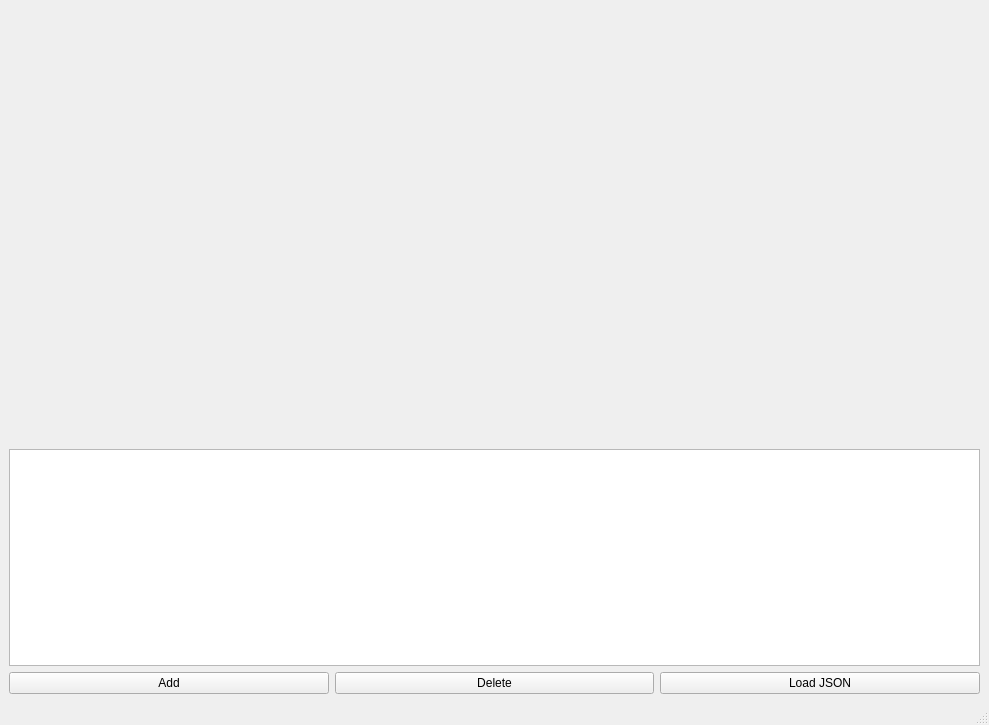
This is mainwindow.ui in migel1976/test_xpol as Qt 5 draws it before an edit. The edited form follows.
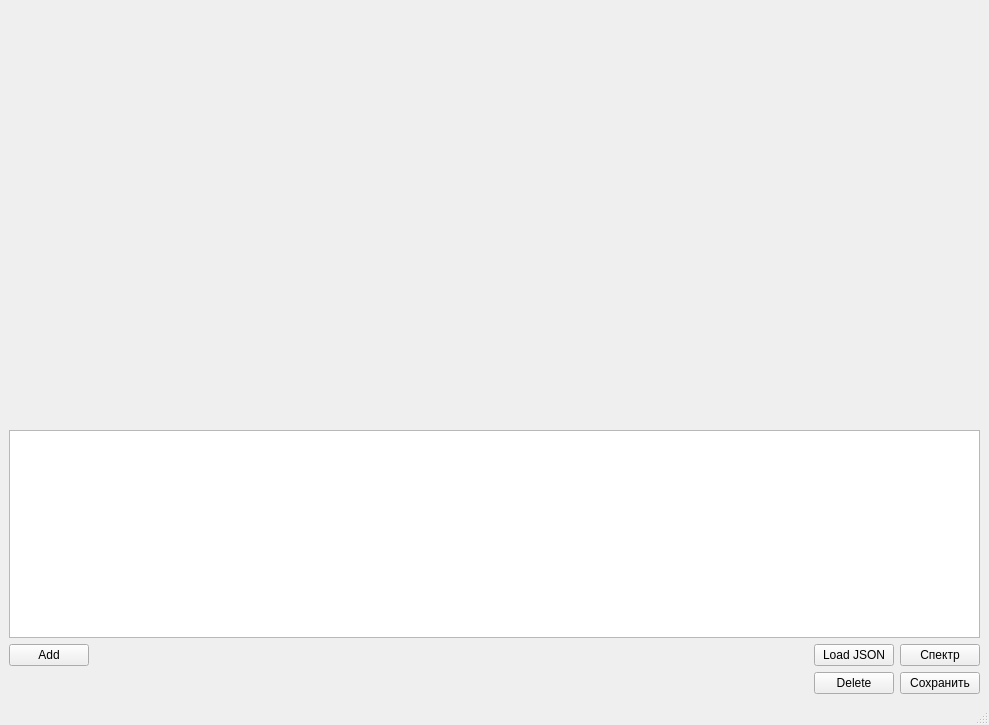
This is the edited form. Custom widgets are drawn as their Qt base class.

Commit message: draft get spectrum and save to db, need to check

Patch:
```diff
--- a/mainwindow.ui
+++ b/mainwindow.ui
@@ -19,20 +19,40 @@
      <layout class="QGridLayout" name="gridLayout" rowstretch="4,2,1">
       <item row="2" column="0">
        <layout class="QGridLayout" name="gridLayout_2">
-        <item row="0" column="0">
-         <widget class="QPushButton" name="btnAddReport">
-          <property name="text">
-           <string>Add</string>
-          </property>
-         </widget>
-        </item>
-        <item row="0" column="1">
+        <item row="2" column="2">
          <widget class="QPushButton" name="btnDeleteReport">
           <property name="text">
            <string>Delete</string>
           </property>
          </widget>
         </item>
+        <item row="0" column="3">
+         <widget class="QPushButton" name="btnGetSpectr">
+          <property name="text">
+           <string>Спектр</string>
+          </property>
+         </widget>
+        </item>
+        <item row="2" column="3">
+         <widget class="QPushButton" name="btnSaveTrace">
+          <property name="text">
+           <string>Сохранить</string>
+          </property>
+         </widget>
+        </item>
+        <item row="2" column="1">
+         <spacer name="horizontalSpacer">
+          <property name="orientation">
+           <enum>Qt::Horizontal</enum>
+          </property>
+          <property name="sizeHint" stdset="0">
+           <size>
+            <width>40</width>
+            <height>20</height>
+           </size>
+          </property>
+         </spacer>
+        </item>
         <item row="0" column="2">
          <widget class="QPushButton" name="btnLoadJSON">
           <property name="text">
@@ -40,6 +60,13 @@
           </property>
          </widget>
         </item>
+        <item row="0" column="0">
+         <widget class="QPushButton" name="btnAddReport">
+          <property name="text">
+           <string>Add</string>
+          </property>
+         </widget>
+        </item>
        </layout>
       </item>
       <item row="1" column="0">
```
Left out of the diff: 1 changed line with no effect on the pictures. The commit also changes 2 other files.
